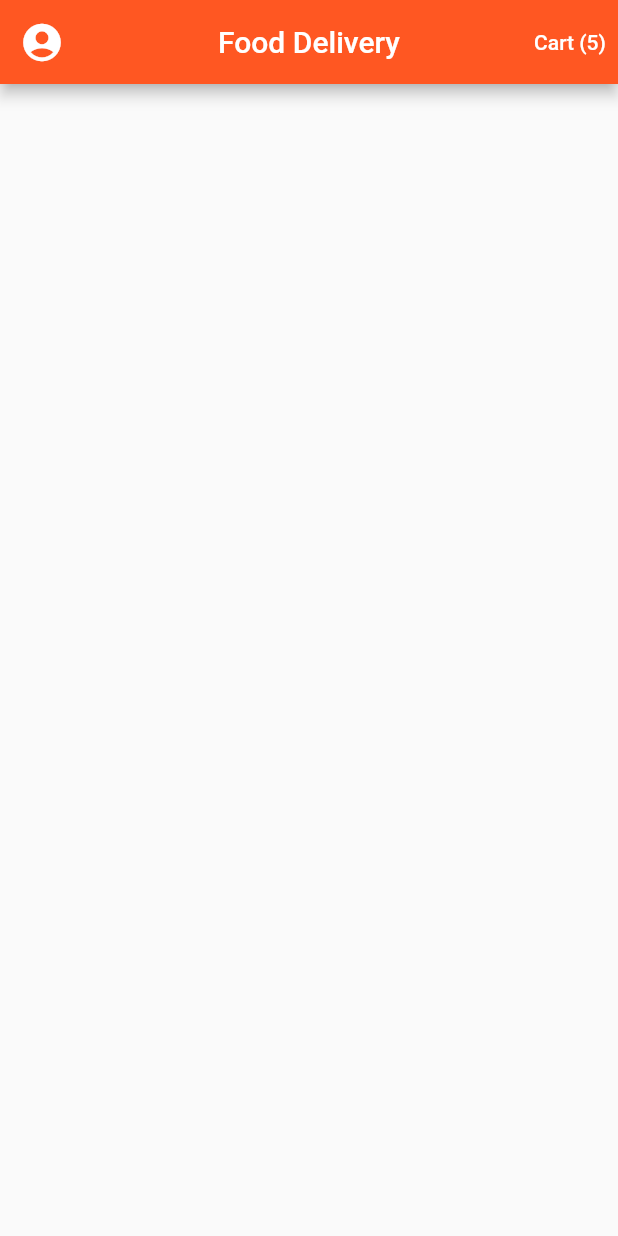
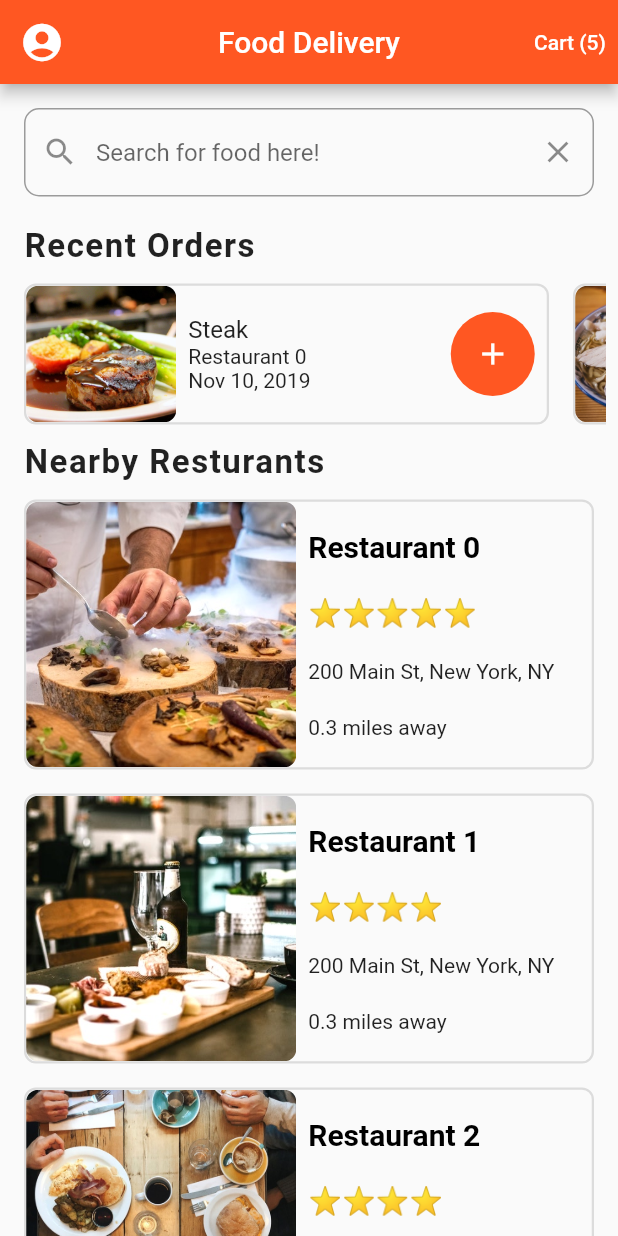
Before and after one commit to fawzi-dev/eat, a Flutter app: the screen it shows after launch, on a phone screen of 412 x 824 dp. Run offline on Flutter 3.47's test engine with Material 2 defaults, Android fonts, the light colour scheme and no system bars.

Commit message:
Add Homework Commit

```diff
--- a/lib/main.dart
+++ b/lib/main.dart
@@ -1,7 +1,14 @@
+import 'package:eat/widgets/rating.dart';
 import 'package:flutter/material.dart';
 import 'screens/home_screen.dart';
 
-void main() => runApp(const MyApp());
+void main() {
+
+
+  runApp(
+    const MyApp(),
+  );
+}
 
 class MyApp extends StatelessWidget {
   const MyApp({super.key});
--- a/lib/screens/home_screen.dart
+++ b/lib/screens/home_screen.dart
@@ -1,4 +1,6 @@
 import 'package:eat/screens/cart_screen.dart';
+import 'package:eat/widgets/recent_orders.dart';
+import 'package:eat/widgets/resturants.dart';
 import 'package:flutter/material.dart';
 import '../data/data.dart';
 
@@ -34,7 +36,30 @@ class _HomeScreenState extends State<HomeScreen> {
           )
         ],
       ),
-      body: Container(),
+      body: ListView(
+        children: [
+          Padding(
+            padding: const EdgeInsets.all(16.0),
+            child: TextField(
+              decoration: InputDecoration(
+                border:
+                    OutlineInputBorder(borderRadius: BorderRadius.circular(10)),
+                prefixIcon: IconButton(
+                    onPressed: () {}, icon: const Icon(Icons.search)),
+                hintText: 'Search for food here!',
+                suffixIcon:
+                    IconButton(onPressed: () {}, icon: const Icon(Icons.close)),
+              ),
+            ),
+          ),
+
+          /// Recent Orders Widget
+          const RecentOrders(),
+
+          // Resturants
+          Resturants()
+        ],
+      ),
     );
   }
 }
--- /dev/null
+++ b/lib/widgets/rating.dart
@@ -0,0 +1,10 @@
+String getRating(int rating) {
+  String stars = '';
+
+  for (int i = 0; i < rating; i++) {
+    stars += '⭐';
+  }
+  stars.trim();
+
+  return stars;
+}
--- /dev/null
+++ b/lib/widgets/recent_orders.dart
@@ -0,0 +1,106 @@
+import 'package:eat/data/data.dart';
+import 'package:flutter/material.dart';
+
+class RecentOrders extends StatelessWidget {
+  const RecentOrders({super.key});
+
+  @override
+  Widget build(BuildContext context) {
+    return Column(
+      crossAxisAlignment: CrossAxisAlignment.start,
+      children: [
+        const Padding(
+          padding: EdgeInsets.symmetric(
+            horizontal: 16.0,
+            vertical: 4.0,
+          ),
+          child: Text(
+            'Recent Orders',
+            style: TextStyle(
+              fontSize: 22,
+              fontWeight: FontWeight.w600,
+              letterSpacing: 1.0,
+              overflow: TextOverflow.clip,
+            ),
+          ),
+        ),
+        SizedBox(
+          height: 110,
+          child: Padding(
+            padding: const EdgeInsets.symmetric(horizontal: 8.0),
+            child: buildRecentOrders(),
+          ),
+        )
+      ],
+    );
+  }
+
+  Widget buildRecentOrders() {
+    const double cardSize = 100;
+
+    return ListView.builder(
+      scrollDirection: Axis.horizontal,
+      itemCount: currentUser.orders.length,
+      itemBuilder: (BuildContext context, int index) {
+        final textStyle = Theme.of(context).textTheme;
+        // Orders
+        final orders = currentUser.orders[index];
+
+        return Padding(
+          padding: const EdgeInsets.all(8.0),
+          child: Container(
+            width: 350,
+            decoration: BoxDecoration(
+              borderRadius: BorderRadius.circular(8.0),
+              border: Border.all(width: 1.5, color: Colors.black12),
+            ),
+            child: Row(
+              children: [
+                ClipRRect(
+                  borderRadius: BorderRadius.circular(8.0),
+                  child: Image.asset(
+                    orders.food.imageUrl,
+                    fit: BoxFit.cover,
+                    width: cardSize,
+                    height: cardSize,
+                  ),
+                ),
+                Padding(
+                  padding: const EdgeInsets.all(8.0),
+                  child: Column(
+                    mainAxisAlignment: MainAxisAlignment.center,
+                    crossAxisAlignment: CrossAxisAlignment.start,
+                    children: [
+                      Text(
+                        orders.food.name,
+                        style: textStyle.titleMedium,
+                      ),
+                      Text(
+                        orders.restaurant.name,
+                        style: textStyle.bodyMedium,
+                      ),
+                      Text(
+                        orders.date,
+                        style: textStyle.bodyMedium,
+                      ),
+                    ],
+                  ),
+                ),
+                const Spacer(),
+                FloatingActionButton(
+                  heroTag: 'Hero $index',
+                  onPressed: () {},
+                  elevation: 0.0,
+                  child: Icon(Icons.add),
+                ),
+                const SizedBox(
+                  width: 8.0,
+                )
+              ],
+            ),
+          ),
+        );
+      },
+    );
+  }
+}
--- /dev/null
+++ b/lib/widgets/resturants.dart
@@ -0,0 +1,126 @@
+import 'package:eat/data/data.dart';
+import 'package:eat/screens/menu_screen.dart';
+import 'package:eat/widgets/rating.dart';
+import 'package:flutter/material.dart';
+
+class Resturants extends StatelessWidget {
+  const Resturants({super.key});
+
+  @override
+  Widget build(BuildContext context) {
+    return Column(
+      crossAxisAlignment: CrossAxisAlignment.start,
+      children: [
+        const Padding(
+          padding: EdgeInsets.symmetric(
+            horizontal: 16.0,
+            vertical: 4.0,
+          ),
+          child: Text(
+            'Nearby Resturants',
+            style: TextStyle(
+              fontSize: 22,
+              fontWeight: FontWeight.w600,
+              letterSpacing: 1.0,
+              overflow: TextOverflow.clip,
+            ),
+          ),
+        ),
+        Padding(
+          padding: const EdgeInsets.symmetric(horizontal: 8.0),
+          child: buildRecentOrders(),
+        )
+      ],
+    );
+  }
+
+  Widget buildRecentOrders() {
+    const double cardSize = 180;
+
+    return ListView.builder(
+      scrollDirection: Axis.vertical,
+      shrinkWrap: true,
+      physics: const NeverScrollableScrollPhysics(),
+      itemCount: restaurants.length,
+      itemBuilder: (BuildContext context, int index) {
+        final textStyle = Theme.of(context).textTheme;
+        // Orders
+        final resturantsVar = restaurants[index];
+
+        return Padding(
+          padding: const EdgeInsets.all(8.0),
+          child: GestureDetector(
+            onTap: () {
+              Navigator.push(
+                context,
+                MaterialPageRoute(
+                  builder: (context) => MenuScreen(
+                    resturants: restaurants[index],
+                  ),
+                ),
+              );
+            },
+            child: Container(
+              height: 180,
+              width: 350,
+              decoration: BoxDecoration(
+                borderRadius: BorderRadius.circular(8.0),
+                border: Border.all(width: 1.5, color: Colors.black12),
+              ),
+              child: Row(
+                children: [
+                  ClipRRect(
+                    borderRadius: BorderRadius.circular(8.0),
+                    child: Image.asset(
+                      resturantsVar.imageUrl,
+                      fit: BoxFit.cover,
+                      width: cardSize,
+                      height: cardSize,
+                    ),
+                  ),
+                  Expanded(
+                    child: Padding(
+                      padding: const EdgeInsets.all(8.0),
+                      child: Column(
+                        mainAxisAlignment: MainAxisAlignment.spaceAround,
+                        crossAxisAlignment: CrossAxisAlignment.start,
+                        children: [
+                          Text(
+                            resturantsVar.name,
+                            style: textStyle.headlineMedium!.copyWith(
+                                fontSize: 20,
+                                color: Colors.black,
+                                fontWeight: FontWeight.bold),
+                          ),
+                          Text(
+                            getRating(resturantsVar.rating),
+                            style: textStyle.headlineMedium!.copyWith(
+                                fontSize: 18,
+                                color: Colors.black,
+                                fontWeight: FontWeight.bold),
+                          ),
+                          Flexible(
+                            child: Text(
+                              resturantsVar.address,
+                              style: textStyle.headlineSmall!
+                                  .copyWith(fontSize: 14),
+                              overflow: TextOverflow.ellipsis,
+                            ),
+                          ),
+                          Text(
+                            '0.3 miles away',
+                            style: textStyle.bodyMedium,
+                          ),
+                        ],
+                      ),
+                    ),
+                  ),
+                ],
+              ),
+            ),
+          ),
+        );
+      },
+    );
+  }
+}
--- a/pubspec.yaml
+++ b/pubspec.yaml
@@ -60,8 +60,8 @@ flutter:
   uses-material-design: true
 
   # To add assets to your application, add an assets section, like this:
-  # assets:
-  #   - images/a_dot_burr.jpeg
+  assets:
+    - assets/images/
   #   - images/a_dot_ham.jpeg
 
   # An image asset can refer to one or more resolution-specific "variants", see
--- /dev/null
+++ b/star.txt
@@ -0,0 +1 @@
+⭐
```
Also changed, not shown: lib/screens/menu_screen.dart (added, +264 -0 lines), pubspec.lock, 1 other file.
